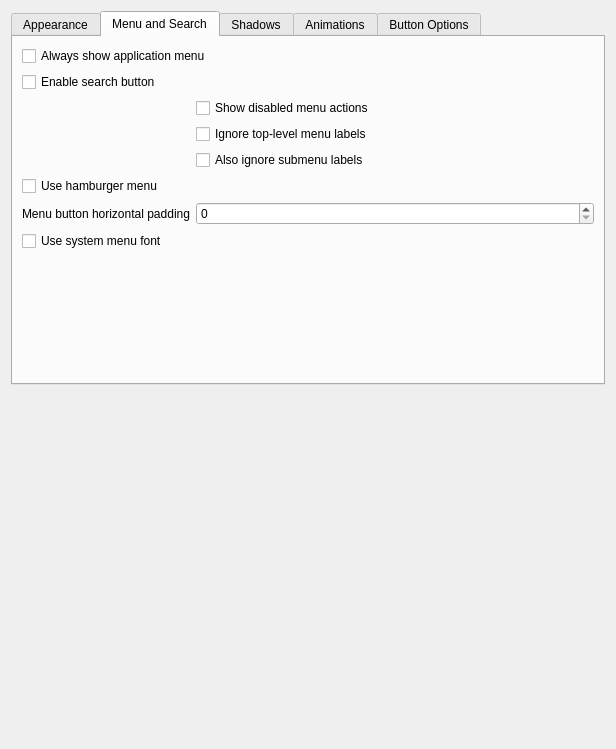
Old version of the form src/kcm/config.ui in the repository guiodic/material-decoration.
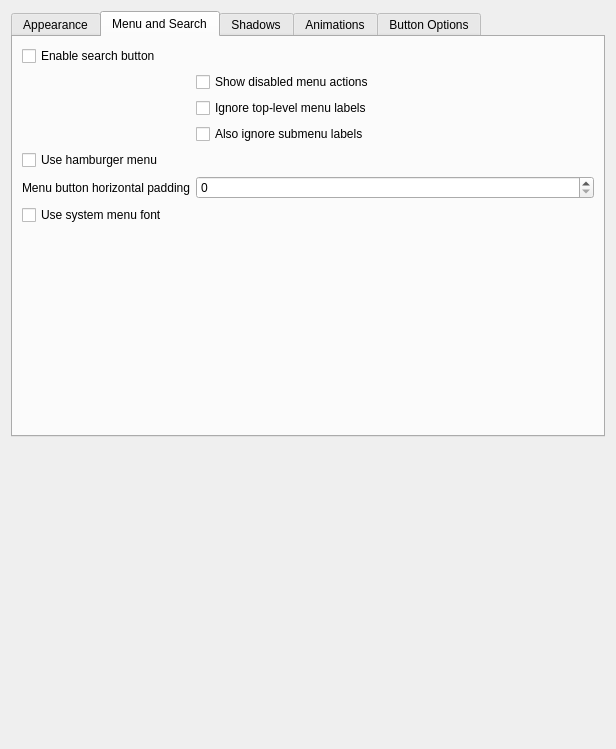
New version of the form. The open tabs and pages were chosen to show the change. Custom widgets are drawn as their Qt base class.

Commit message: Implement Show window title on mouse over

```diff
--- a/src/kcm/config.ui
+++ b/src/kcm/config.ui
@@ -163,14 +163,28 @@
          </property>
         </widget>
        </item>
-       <item row="11" column="0">
+       <item row="11" column="0" colspan="2">
+        <widget class="QCheckBox" name="kcfg_MenuAlwaysShow">
+         <property name="text">
+          <string>Always show application menu</string>
+         </property>
+        </widget>
+       </item>
+       <item row="12" column="0" colspan="2">
+        <widget class="QCheckBox" name="kcfg_ShowCaptionOnHover">
+         <property name="text">
+          <string>Show window title on mouse over</string>
+         </property>
+        </widget>
+       </item>
+       <item row="13" column="0">
         <widget class="QLabel" name="label_minWidthForCaption">
          <property name="text">
           <string>Minimum reserved space</string>
          </property>
         </widget>
        </item>
-       <item row="11" column="1">
+       <item row="13" column="1">
         <widget class="QSpinBox" name="kcfg_MinWidthForCaption">
          <property name="suffix">
           <string> px</string>
@@ -191,58 +205,51 @@
       </attribute>
       <layout class="QFormLayout" name="formLayout_2">
        <item row="0" column="0" colspan="2">
-        <widget class="QCheckBox" name="kcfg_MenuAlwaysShow">
-         <property name="text">
-          <string>Always show application menu</string>
-         </property>
-        </widget>
-       </item>
-       <item row="1" column="0" colspan="2">
         <widget class="QCheckBox" name="kcfg_SearchEnabled">
          <property name="text">
           <string>Enable search button</string>
          </property>
         </widget>
        </item>
-       <item row="2" column="1">
+       <item row="1" column="1">
         <widget class="QCheckBox" name="kcfg_ShowDisabledActions">
          <property name="text">
           <string>Show disabled menu actions</string>
          </property>
         </widget>
        </item>
-       <item row="3" column="1">
+       <item row="2" column="1">
         <widget class="QCheckBox" name="kcfg_SearchIgnoreTopLevel">
          <property name="text">
           <string>Ignore top-level menu labels</string>
          </property>
         </widget>
        </item>
-       <item row="4" column="1">
+       <item row="3" column="1">
         <widget class="QCheckBox" name="kcfg_SearchIgnoreSubMenus">
          <property name="text">
           <string>Also ignore submenu labels</string>
          </property>
         </widget>
        </item>
-       <item row="5" column="0" colspan="2">
+       <item row="4" column="0" colspan="2">
         <widget class="QCheckBox" name="kcfg_HamburgerMenu">
          <property name="text">
           <string>Use hamburger menu</string>
          </property>
         </widget>
        </item>
-       <item row="6" column="0">
+       <item row="5" column="0">
         <widget class="QLabel" name="label_5">
          <property name="text">
           <string>Menu button horizontal padding</string>
          </property>
         </widget>
        </item>
-       <item row="6" column="1">
+       <item row="5" column="1">
         <widget class="QSpinBox" name="kcfg_MenuButtonHorzPadding"/>
        </item>
-       <item row="7" column="0" colspan="2">
+       <item row="6" column="0" colspan="2">
         <widget class="QCheckBox" name="kcfg_UseSystemMenuFont">
          <property name="text">
           <string>Use system menu font</string>
```
The commit also changes 13 other files.
